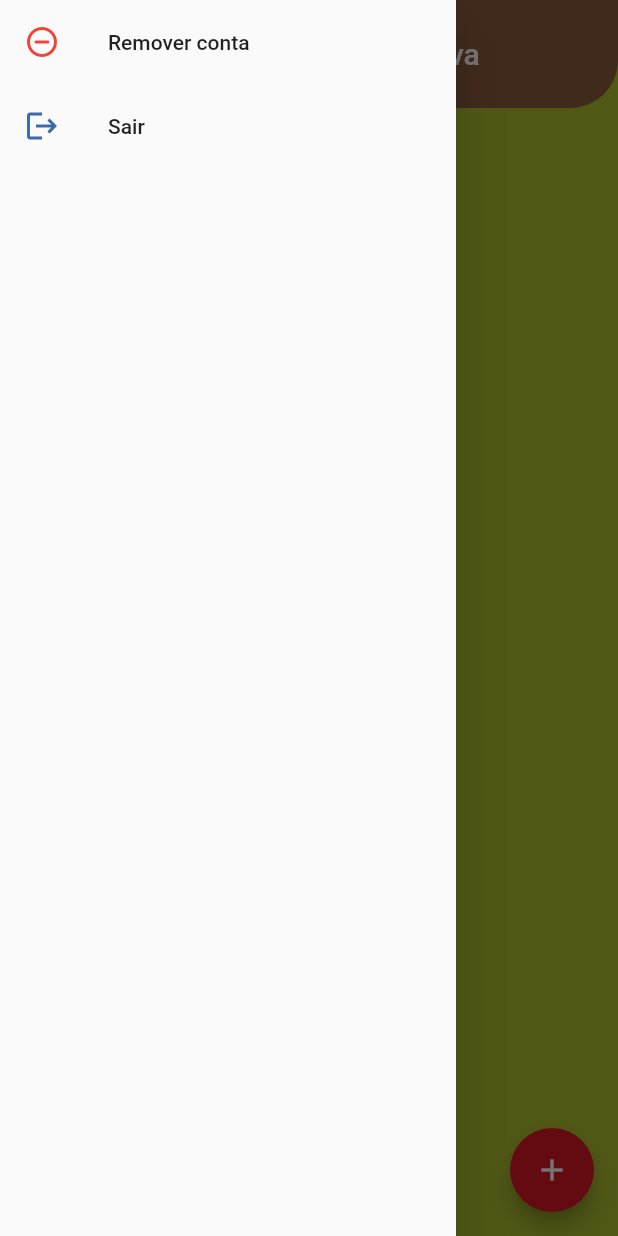
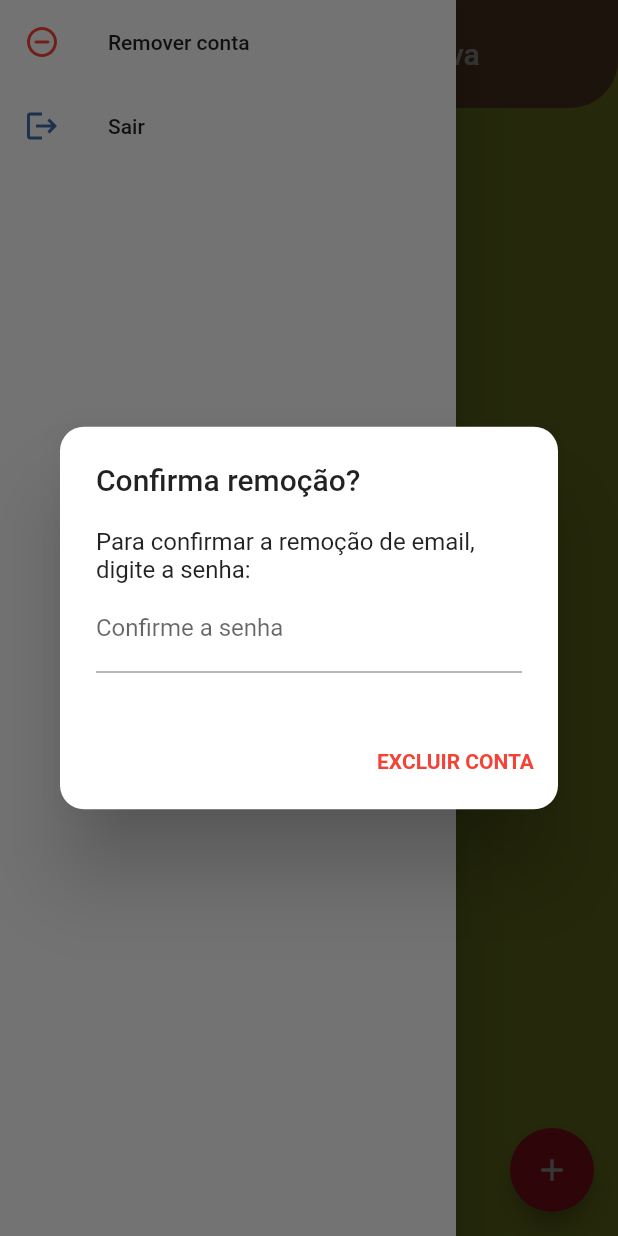
Before and after one commit to ricarthlima/flutter_firebase_auth, a Flutter app: the screen it shows once a user with an empty profile is signed in, in the side drawer, after a tap on "Remover conta", on a phone screen of 412 x 824 dp. Run offline on Flutter 3.47's test engine with Material 2 defaults, Android fonts, the phone set to English and light mode, and no system bars; our stand-ins replace cloud_firestore, firebase_auth, firebase_core; accounts and stored records are empty; generated files the repository leaves out were written again; network calls fail.

Commit message:
v4.4 - confirmando remocao

```diff
--- /dev/null
+++ b/lib/authenticator/components/remove_user_dialog.dart
@@ -0,0 +1,41 @@
+import 'package:flutter/material.dart';
+
+showRemoverUsuarioDialog(
+    {required BuildContext context, required String email}) {
+  showDialog(
+    context: context,
+    builder: (context) {
+      TextEditingController senhaController = TextEditingController();
+      return AlertDialog(
+        shape: RoundedRectangleBorder(borderRadius: BorderRadius.circular(16)),
+        title: const Text("Confirma remoção?"),
+        content: SizedBox(
+          height: 100,
+          child: Column(
+            children: [
+              Text("Para confirmar a remoção de $email, digite a senha:"),
+              TextFormField(
+                controller: senhaController,
+                obscureText: true,
+                decoration:
+                    const InputDecoration(label: Text("Confirme a senha")),
+              ),
+            ],
+          ),
+        ),
+        actions: [
+          TextButton(
+            onPressed: () {},
+            child: const Text(
+              "EXCLUIR CONTA",
+              style: TextStyle(
+                color: Colors.red,
+                fontWeight: FontWeight.bold,
+              ),
+            ),
+          )
+        ],
+      );
+    },
+  );
+}
--- a/lib/firestore/presentation/home_screen.dart
+++ b/lib/firestore/presentation/home_screen.dart
@@ -1,4 +1,5 @@
 import 'package:flutter/material.dart';
+import 'package:flutter_firebase_firestore_second/authenticator/components/remove_user_dialog.dart';
 import 'package:flutter_firebase_firestore_second/authenticator/services/auth_service.dart';
 import 'package:flutter_firebase_firestore_second/firestore/services/listin_service.dart';
 import 'package:flutter_firebase_firestore_second/firestore_produtos/presentation/produto_screen.dart';
@@ -31,7 +32,8 @@ class _HomeScreenState extends State<HomeScreen> {
       drawer: Drawer(
         child: ListView(children: [
           ListTile(
-            onTap: () => AuthService().removerUsuario(),
+            onTap: () =>
+                showRemoverUsuarioDialog(context: context, email: "email"),
             leading: const Icon(
               Icons.remove_circle_outline_rounded,
               color: Colors.red,
```
